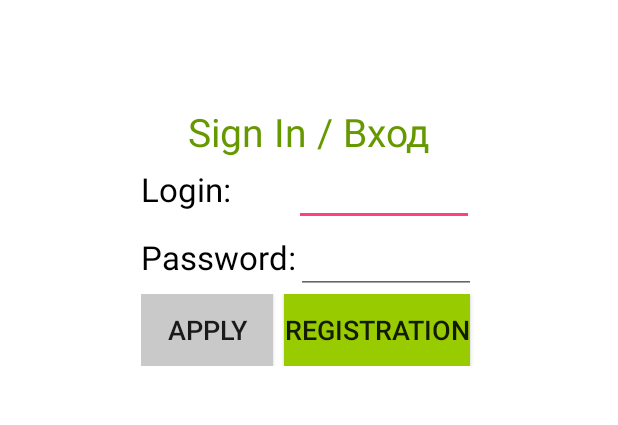
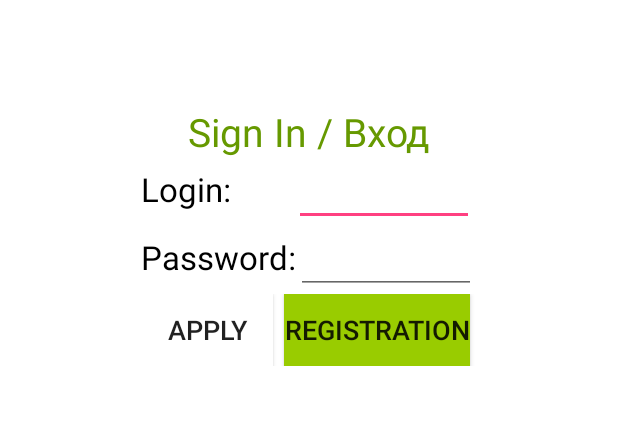
Before and after one commit to antonihnatovich/SmartCityUniversalMarket, an Android app: the screen it shows after launch (LoginActivity), on a phone screen of 412 x 824 dp, the part 63-488 px from its top. Run offline under Robolectric (Android 15) with nearby library versions, the phone set to English and light mode, and no system bars.

Commit message:
Final version of Login Activity, onClickListeners are not added.

```diff
--- a/SmartCityUniversalMarket/app/src/main/res/drawable/change_user.xml
+++ b/SmartCityUniversalMarket/app/src/main/res/drawable/change_user.xml
@@ -1,5 +1,9 @@
-<vector android:alpha="0.90" android:height="24dp"
-    android:viewportHeight="24.0" android:viewportWidth="24.0"
-    android:width="24dp" xmlns:android="http://schemas.android.com/apk/res/android">
-    <path android:fillColor="@android:color/holo_green_dark" android:pathData="M13.49,5.48c1.1,0 2,-0.9 2,-2s-0.9,-2 -2,-2 -2,0.9 -2,2 0.9,2 2,2zM9.89,19.38l1,-4.4 2.1,2v6h2v-7.5l-2.1,-2 0.6,-3c1.3,1.5 3.3,2.5 5.5,2.5v-2c-1.9,0 -3.5,-1 -4.3,-2.4l-1,-1.6c-0.4,-0.6 -1,-1 -1.7,-1 -0.3,0 -0.5,0.1 -0.8,0.1l-5.2,2.2v4.7h2v-3.4l1.8,-0.7 -1.6,8.1 -4.9,-1 -0.4,2 7,1.4z"/>
+<vector xmlns:android="http://schemas.android.com/apk/res/android"
+        android:width="24dp"
+        android:height="24dp"
+        android:viewportWidth="24.0"
+        android:viewportHeight="24.0">
+    <path
+        android:fillColor="@color/colorIconMain"
+        android:pathData="M13.49,5.48c1.1,0 2,-0.9 2,-2s-0.9,-2 -2,-2 -2,0.9 -2,2 0.9,2 2,2zM9.89,19.38l1,-4.4 2.1,2v6h2v-7.5l-2.1,-2 0.6,-3c1.3,1.5 3.3,2.5 5.5,2.5v-2c-1.9,0 -3.5,-1 -4.3,-2.4l-1,-1.6c-0.4,-0.6 -1,-1 -1.7,-1 -0.3,0 -0.5,0.1 -0.8,0.1l-5.2,2.2v4.7h2v-3.4l1.8,-0.7 -1.6,8.1 -4.9,-1 -0.4,2 7,1.4z"/>
 </vector>
--- a/SmartCityUniversalMarket/app/src/main/res/drawable/korzina.xml
+++ b/SmartCityUniversalMarket/app/src/main/res/drawable/korzina.xml
@@ -1,5 +1,5 @@
 <vector android:alpha="0.90" android:height="24dp"
     android:viewportHeight="24.0" android:viewportWidth="24.0"
     android:width="24dp" xmlns:android="http://schemas.android.com/apk/res/android">
-    <path android:fillColor="@android:color/holo_green_dark" android:pathData="M7,18c-1.1,0 -1.99,0.9 -1.99,2S5.9,22 7,22s2,-0.9 2,-2 -0.9,-2 -2,-2zM1,2v2h2l3.6,7.59 -1.35,2.45c-0.16,0.28 -0.25,0.61 -0.25,0.96 0,1.1 0.9,2 2,2h12v-2L7.42,15c-0.14,0 -0.25,-0.11 -0.25,-0.25l0.03,-0.12 0.9,-1.63h7.45c0.75,0 1.41,-0.41 1.75,-1.03l3.58,-6.49c0.08,-0.14 0.12,-0.31 0.12,-0.48 0,-0.55 -0.45,-1 -1,-1L5.21,4l-0.94,-2L1,2zM17,18c-1.1,0 -1.99,0.9 -1.99,2s0.89,2 1.99,2 2,-0.9 2,-2 -0.9,-2 -2,-2z"/>
+    <path android:fillColor="@color/colorIconMain" android:pathData="M7,18c-1.1,0 -1.99,0.9 -1.99,2S5.9,22 7,22s2,-0.9 2,-2 -0.9,-2 -2,-2zM1,2v2h2l3.6,7.59 -1.35,2.45c-0.16,0.28 -0.25,0.61 -0.25,0.96 0,1.1 0.9,2 2,2h12v-2L7.42,15c-0.14,0 -0.25,-0.11 -0.25,-0.25l0.03,-0.12 0.9,-1.63h7.45c0.75,0 1.41,-0.41 1.75,-1.03l3.58,-6.49c0.08,-0.14 0.12,-0.31 0.12,-0.48 0,-0.55 -0.45,-1 -1,-1L5.21,4l-0.94,-2L1,2zM17,18c-1.1,0 -1.99,0.9 -1.99,2s0.89,2 1.99,2 2,-0.9 2,-2 -0.9,-2 -2,-2z"/>
 </vector>
--- a/SmartCityUniversalMarket/app/src/main/res/drawable/last_ordered.xml
+++ b/SmartCityUniversalMarket/app/src/main/res/drawable/last_ordered.xml
@@ -1,5 +1,5 @@
 <vector android:alpha="0.90" android:height="24dp"
     android:viewportHeight="24.0" android:viewportWidth="24.0"
     android:width="24dp" xmlns:android="http://schemas.android.com/apk/res/android">
-    <path android:fillColor="@android:color/holo_green_dark" android:pathData="M19,2h-4.18C14.4,0.84 13.3,0 12,0c-1.3,0 -2.4,0.84 -2.82,2L5,2c-1.1,0 -2,0.9 -2,2v16c0,1.1 0.9,2 2,2h14c1.1,0 2,-0.9 2,-2L21,4c0,-1.1 -0.9,-2 -2,-2zM12,2c0.55,0 1,0.45 1,1s-0.45,1 -1,1 -1,-0.45 -1,-1 0.45,-1 1,-1zM19,20L5,20L5,4h2v3h10L17,4h2v16z"/>
+    <path android:fillColor="@color/colorIconMain" android:pathData="M19,2h-4.18C14.4,0.84 13.3,0 12,0c-1.3,0 -2.4,0.84 -2.82,2L5,2c-1.1,0 -2,0.9 -2,2v16c0,1.1 0.9,2 2,2h14c1.1,0 2,-0.9 2,-2L21,4c0,-1.1 -0.9,-2 -2,-2zM12,2c0.55,0 1,0.45 1,1s-0.45,1 -1,1 -1,-0.45 -1,-1 0.45,-1 1,-1zM19,20L5,20L5,4h2v3h10L17,4h2v16z"/>
 </vector>
--- a/SmartCityUniversalMarket/app/src/main/res/drawable/pokupki.xml
+++ b/SmartCityUniversalMarket/app/src/main/res/drawable/pokupki.xml
@@ -1,5 +1,5 @@
 <vector android:alpha="0.90" android:height="24dp"
     android:viewportHeight="24.0" android:viewportWidth="24.0"
     android:width="24dp" xmlns:android="http://schemas.android.com/apk/res/android">
-    <path android:fillColor="@android:color/holo_green_dark" android:pathData="M17.21,9l-4.38,-6.56c-0.19,-0.28 -0.51,-0.42 -0.83,-0.42 -0.32,0 -0.64,0.14 -0.83,0.43L6.79,9L2,9c-0.55,0 -1,0.45 -1,1 0,0.09 0.01,0.18 0.04,0.27l2.54,9.27c0.23,0.84 1,1.46 1.92,1.46h13c0.92,0 1.69,-0.62 1.93,-1.46l2.54,-9.27L23,10c0,-0.55 -0.45,-1 -1,-1h-4.79zM9,9l3,-4.4L15,9L9,9zM12,17c-1.1,0 -2,-0.9 -2,-2s0.9,-2 2,-2 2,0.9 2,2 -0.9,2 -2,2z"/>
+    <path android:fillColor="@color/colorIconMain" android:pathData="M17.21,9l-4.38,-6.56c-0.19,-0.28 -0.51,-0.42 -0.83,-0.42 -0.32,0 -0.64,0.14 -0.83,0.43L6.79,9L2,9c-0.55,0 -1,0.45 -1,1 0,0.09 0.01,0.18 0.04,0.27l2.54,9.27c0.23,0.84 1,1.46 1.92,1.46h13c0.92,0 1.69,-0.62 1.93,-1.46l2.54,-9.27L23,10c0,-0.55 -0.45,-1 -1,-1h-4.79zM9,9l3,-4.4L15,9L9,9zM12,17c-1.1,0 -2,-0.9 -2,-2s0.9,-2 2,-2 2,0.9 2,2 -0.9,2 -2,2z"/>
 </vector>
--- a/SmartCityUniversalMarket/app/src/main/res/drawable/quit.xml
+++ b/SmartCityUniversalMarket/app/src/main/res/drawable/quit.xml
@@ -1,5 +1,5 @@
 <vector android:alpha="0.90" android:height="24dp"
     android:viewportHeight="24.0" android:viewportWidth="24.0"
     android:width="24dp" xmlns:android="http://schemas.android.com/apk/res/android">
-    <path android:fillColor="@android:color/holo_green_dark" android:pathData="M23,5.5V20c0,2.2 -1.8,4 -4,4h-7.3c-1.08,0 -2.1,-0.43 -2.85,-1.19L1,14.83s1.26,-1.23 1.3,-1.25c0.22,-0.19 0.49,-0.29 0.79,-0.29 0.22,0 0.42,0.06 0.6,0.16 0.04,0.01 4.31,2.46 4.31,2.46V4c0,-0.83 0.67,-1.5 1.5,-1.5S11,3.17 11,4v7h1V1.5c0,-0.83 0.67,-1.5 1.5,-1.5S15,0.67 15,1.5V11h1V2.5c0,-0.83 0.67,-1.5 1.5,-1.5s1.5,0.67 1.5,1.5V11h1V5.5c0,-0.83 0.67,-1.5 1.5,-1.5s1.5,0.67 1.5,1.5z"/>
+    <path android:fillColor="@color/colorIconMain" android:pathData="M23,5.5V20c0,2.2 -1.8,4 -4,4h-7.3c-1.08,0 -2.1,-0.43 -2.85,-1.19L1,14.83s1.26,-1.23 1.3,-1.25c0.22,-0.19 0.49,-0.29 0.79,-0.29 0.22,0 0.42,0.06 0.6,0.16 0.04,0.01 4.31,2.46 4.31,2.46V4c0,-0.83 0.67,-1.5 1.5,-1.5S11,3.17 11,4v7h1V1.5c0,-0.83 0.67,-1.5 1.5,-1.5S15,0.67 15,1.5V11h1V2.5c0,-0.83 0.67,-1.5 1.5,-1.5s1.5,0.67 1.5,1.5V11h1V5.5c0,-0.83 0.67,-1.5 1.5,-1.5s1.5,0.67 1.5,1.5z"/>
 </vector>
--- a/SmartCityUniversalMarket/app/src/main/res/drawable/settings.xml
+++ b/SmartCityUniversalMarket/app/src/main/res/drawable/settings.xml
@@ -1,5 +1,5 @@
 <vector android:alpha="0.90" android:height="24dp"
     android:viewportHeight="24.0" android:viewportWidth="24.0"
     android:width="24dp" xmlns:android="http://schemas.android.com/apk/res/android">
-    <path android:fillColor="@android:color/holo_green_dark" android:pathData="M19.43,12.98c0.04,-0.32 0.07,-0.64 0.07,-0.98s-0.03,-0.66 -0.07,-0.98l2.11,-1.65c0.19,-0.15 0.24,-0.42 0.12,-0.64l-2,-3.46c-0.12,-0.22 -0.39,-0.3 -0.61,-0.22l-2.49,1c-0.52,-0.4 -1.08,-0.73 -1.69,-0.98l-0.38,-2.65C14.46,2.18 14.25,2 14,2h-4c-0.25,0 -0.46,0.18 -0.49,0.42l-0.38,2.65c-0.61,0.25 -1.17,0.59 -1.69,0.98l-2.49,-1c-0.23,-0.09 -0.49,0 -0.61,0.22l-2,3.46c-0.13,0.22 -0.07,0.49 0.12,0.64l2.11,1.65c-0.04,0.32 -0.07,0.65 -0.07,0.98s0.03,0.66 0.07,0.98l-2.11,1.65c-0.19,0.15 -0.24,0.42 -0.12,0.64l2,3.46c0.12,0.22 0.39,0.3 0.61,0.22l2.49,-1c0.52,0.4 1.08,0.73 1.69,0.98l0.38,2.65c0.03,0.24 0.24,0.42 0.49,0.42h4c0.25,0 0.46,-0.18 0.49,-0.42l0.38,-2.65c0.61,-0.25 1.17,-0.59 1.69,-0.98l2.49,1c0.23,0.09 0.49,0 0.61,-0.22l2,-3.46c0.12,-0.22 0.07,-0.49 -0.12,-0.64l-2.11,-1.65zM12,15.5c-1.93,0 -3.5,-1.57 -3.5,-3.5s1.57,-3.5 3.5,-3.5 3.5,1.57 3.5,3.5 -1.57,3.5 -3.5,3.5z"/>
+    <path android:fillColor="@color/colorIconMain" android:pathData="M19.43,12.98c0.04,-0.32 0.07,-0.64 0.07,-0.98s-0.03,-0.66 -0.07,-0.98l2.11,-1.65c0.19,-0.15 0.24,-0.42 0.12,-0.64l-2,-3.46c-0.12,-0.22 -0.39,-0.3 -0.61,-0.22l-2.49,1c-0.52,-0.4 -1.08,-0.73 -1.69,-0.98l-0.38,-2.65C14.46,2.18 14.25,2 14,2h-4c-0.25,0 -0.46,0.18 -0.49,0.42l-0.38,2.65c-0.61,0.25 -1.17,0.59 -1.69,0.98l-2.49,-1c-0.23,-0.09 -0.49,0 -0.61,0.22l-2,3.46c-0.13,0.22 -0.07,0.49 0.12,0.64l2.11,1.65c-0.04,0.32 -0.07,0.65 -0.07,0.98s0.03,0.66 0.07,0.98l-2.11,1.65c-0.19,0.15 -0.24,0.42 -0.12,0.64l2,3.46c0.12,0.22 0.39,0.3 0.61,0.22l2.49,-1c0.52,0.4 1.08,0.73 1.69,0.98l0.38,2.65c0.03,0.24 0.24,0.42 0.49,0.42h4c0.25,0 0.46,-0.18 0.49,-0.42l0.38,-2.65c0.61,-0.25 1.17,-0.59 1.69,-0.98l2.49,1c0.23,0.09 0.49,0 0.61,-0.22l2,-3.46c0.12,-0.22 0.07,-0.49 -0.12,-0.64l-2.11,-1.65zM12,15.5c-1.93,0 -3.5,-1.57 -3.5,-3.5s1.57,-3.5 3.5,-3.5 3.5,1.57 3.5,3.5 -1.57,3.5 -3.5,3.5z"/>
 </vector>
--- a/SmartCityUniversalMarket/app/src/main/res/layout/activity_login.xml
+++ b/SmartCityUniversalMarket/app/src/main/res/layout/activity_login.xml
@@ -4,7 +4,7 @@
     android:id="@+id/activity_login"
     android:layout_width="match_parent"
     android:layout_height="match_parent"
-    android:background="@color/buttonBackgroundMain"
+    android:background="@color/colorButtonBackgroundMain"
     android:orientation="vertical"
     tools:context="com.l.smartcityuniversalmarket.LoginActivity">
 
@@ -27,11 +27,12 @@
             android:text="@string/sign_in_string"
             android:textColor="@android:color/holo_green_dark"
             android:textSize="26dp" />
+
         <LinearLayout
             android:layout_width="wrap_content"
             android:layout_height="wrap_content"
-            android:orientation="vertical"
-            android:layout_gravity="center_horizontal|center_vertical">
+            android:layout_gravity="center_horizontal|center_vertical"
+            android:orientation="vertical">
 
             <LinearLayout
                 android:layout_width="match_parent"
@@ -40,17 +41,13 @@
                 android:orientation="horizontal">
 
                 <TextView
-                android:layout_width="wrap_content"
-                android:layout_height="wrap_content"
-                android:text="@string/la_login_string"
-                android:textColor="#FF000000"
-                android:textSize="22sp" />
+                    style="@style/textViewLoginActivityStandart"
+                    android:text="@string/la_login_string" />
 
                 <EditText
-                android:layout_marginStart="42dp"
                     android:id="@+id/edit_text_login"
-                android:layout_width="120dp"
-                android:layout_height="wrap_content" />
+                    style="@style/editTextLoginActivityStandart"
+                    android:layout_marginStart="42dp" />
             </LinearLayout>
 
             <LinearLayout
@@ -60,48 +57,38 @@
                 android:orientation="horizontal">
 
                 <TextView
-                android:layout_width="wrap_content"
-                android:layout_height="wrap_content"
-                android:text="@string/la_password_string"
-                android:textColor="#FF000000"
-                android:textSize="22sp" />
+                    style="@style/textViewLoginActivityStandart"
+                    android:text="@string/la_password_string" />
 
                 <EditText
                     android:id="@+id/edit_text_password"
-                android:layout_width="120dp"
-                android:layout_height="wrap_content" />
+                    style="@style/editTextLoginActivityStandart" />
             </LinearLayout>
 
             <LinearLayout
                 android:layout_width="match_parent"
                 android:layout_height="wrap_content"
-            android:orientation="horizontal"
-            android:background="#FFFFFF">
+                android:background="#FFFFFF"
+                android:orientation="horizontal">
+
                 <Button
                     android:id="@+id/la_apply_button"
-                android:layout_width="wrap_content"
-                android:layout_height="wrap_content"
-                android:text="@string/la_apply_button_string"
+                    style="@style/buttonLoginActivityStandart"
                     android:layout_gravity="start"
-                android:textSize="18dp"
-                android:background="#FFc9c9c9"
-                />
+                    android:text="@string/la_apply_button_string" />
+
                 <Button
+                    android:id="@+id/la_register_button"
+                    style="@style/buttonLoginActivityStandart"
+                    android:layout_gravity="end"
                     android:layout_marginStart="7dp"
-                android:id="@+id/la_register_button"
-                android:layout_width="wrap_content"
-                android:layout_height="wrap_content"
                     android:text="@string/la_reg_button_string"
-                android:layout_gravity="end"
-                android:textSize="18dp"
-                android:background="@android:color/holo_green_light"/>
+                    android:background="@color/colorButtonLoginActivity"/>
 
             </LinearLayout>
 
         </LinearLayout>
 
+    </LinearLayout>
 
 </LinearLayout>
-
-
-</LinearLayout>
--- a/SmartCityUniversalMarket/app/src/main/res/layout/activity_main.xml
+++ b/SmartCityUniversalMarket/app/src/main/res/layout/activity_main.xml
@@ -61,7 +61,7 @@
                 <Button
                     android:id="@+id/am_button5"
                     style="@style/mainActivityButtonStyle"
-                    android:drawable="@drawable/change_user"
+                    android:drawableStart="@drawable/change_user"
                     android:text="@string/am_button5_string" />
 
                 <Button
--- a/SmartCityUniversalMarket/app/src/main/res/values/colors.xml
+++ b/SmartCityUniversalMarket/app/src/main/res/values/colors.xml
@@ -3,5 +3,7 @@
     <color name="colorPrimary">#3F51B5</color>
     <color name="colorPrimaryDark">#303F9F</color>
     <color name="colorAccent">#FF4081</color>
-    <color name="buttonBackgroundMain">#FFFFFF</color>
+    <color name="colorButtonBackgroundMain">#FFFFFF</color>
+    <color name="colorIconMain">@android:color/holo_green_dark</color>
+    <color name="colorButtonLoginActivity">@android:color/holo_green_light</color>
 </resources>
--- a/SmartCityUniversalMarket/app/src/main/res/values/styles.xml
+++ b/SmartCityUniversalMarket/app/src/main/res/values/styles.xml
@@ -7,7 +7,7 @@
     </style>
 
     <style name="mainActivityButtonStyle">
-        <item name="android:background">@color/buttonBackgroundMain</item>
+        <item name="android:background">@color/colorButtonBackgroundMain</item>
         <item name="android:layout_width">match_parent</item>
         <item name="android:layout_height">wrap_content</item>
         <item name="android:textColor">@android:color/holo_green_dark</item>
@@ -26,4 +26,23 @@
         <item name="android:layout_marginTop">10dp</item>
     </style>
 
+    <style name="textViewLoginActivityStandart">
+        <item name="android:layout_width">wrap_content</item>
+        <item name="android:layout_height">wrap_content</item>
+        <item name="android:textColor">#FF000000</item>
+        <item name="android:textSize">22sp</item>
+    </style>
+
+    <style name="editTextLoginActivityStandart">
+        <item name="android:layout_width">120dp</item>
+        <item name="android:layout_height">wrap_content</item>
+    </style>
+
+    <style name="buttonLoginActivityStandart">
+        <item name="android:layout_width">wrap_content</item>
+        <item name="android:layout_height">wrap_content</item>
+        <item name="android:textSize">18sp</item>
+        <item name="android:background">#FFFFFF</item>
+    </style>
+
 </resources>
```
Lines whose indentation alone changed are shown as unchanged.
